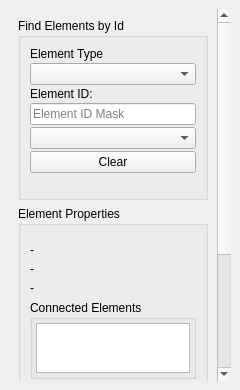
qgisred/QGISRed, file ui/qgisred_element_explorer_dock.ui: the form before one commit.
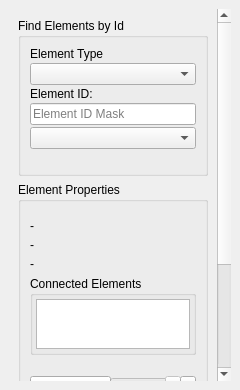
The form after the commit. Custom widgets are drawn as their Qt base class.

Commit message: Element Explorer: Remove clear buttonl

What changed in the file:
```diff
--- a/ui/qgisred_element_explorer_dock.ui
+++ b/ui/qgisred_element_explorer_dock.ui
@@ -130,33 +130,7 @@
                </property>
               </widget>
              </item>
-             <item>
-              <layout class="QHBoxLayout" name="horizontalLayout_6">
-               <property name="spacing">
-                <number>2</number>
-               </property>
-               <item>
-                <widget class="QPushButton" name="btClear">
-                 <property name="sizePolicy">
-                  <sizepolicy hsizetype="Expanding" vsizetype="Fixed">
-                   <horstretch>0</horstretch>
-                   <verstretch>0</verstretch>
-                  </sizepolicy>
-                 </property>
-                 <property name="minimumSize">
-                  <size>
-                   <width>25</width>
-                   <height>0</height>
-                  </size>
-                 </property>
-                 <property name="text">
-                  <string>Clear</string>
-                 </property>
-                </widget>
-               </item>
-              </layout>
-             </item>
-             <item>
+              <item>
               <widget class="Line" name="line">
                <property name="enabled">
                 <bool>true</bool>
```
The commit also changes 1 other file.
